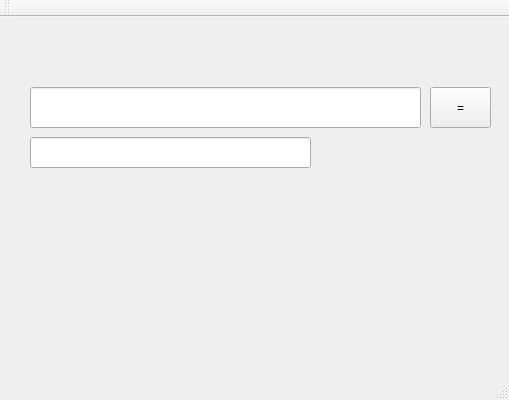
Qt form visualcalculator.ui (YuarenArt/VisualCalculator) before a commit.
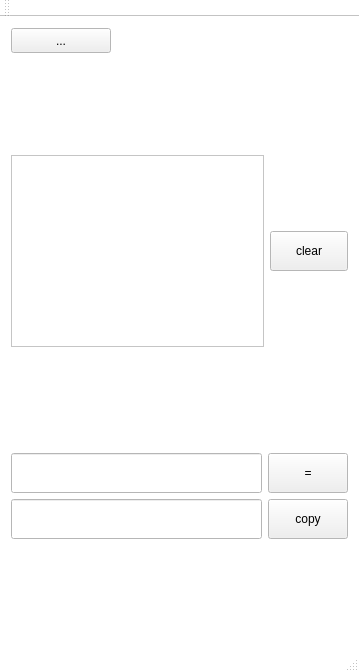
The same form after that commit.

Commit message:
Connected class with the user interface
This commit adds the integration between the Visualcalculator class and the user interface. The necessary connections have been established to link the functionality of the class with the corresponding elements in the interface.

The edit to the form file:
```diff
--- a/visualcalculator.ui
+++ b/visualcalculator.ui
@@ -6,10 +6,80 @@
    <rect>
     <x>0</x>
     <y>0</y>
-    <width>509</width>
-    <height>400</height>
+    <width>359</width>
+    <height>672</height>
    </rect>
   </property>
+  <property name="minimumSize">
+   <size>
+    <width>300</width>
+    <height>400</height>
+   </size>
+  </property>
+  <property name="palette">
+   <palette>
+    <active>
+     <colorrole role="WindowText">
+      <brush brushstyle="SolidPattern">
+       <color alpha="255">
+        <red>0</red>
+        <green>0</green>
+        <blue>0</blue>
+       </color>
+      </brush>
+     </colorrole>
+     <colorrole role="Window">
+      <brush brushstyle="SolidPattern">
+       <color alpha="255">
+        <red>255</red>
+        <green>255</green>
+        <blue>255</blue>
+       </color>
+      </brush>
+     </colorrole>
+    </active>
+    <inactive>
+     <colorrole role="WindowText">
+      <brush brushstyle="SolidPattern">
+       <color alpha="255">
+        <red>0</red>
+        <green>0</green>
+        <blue>0</blue>
+       </color>
+      </brush>
+     </colorrole>
+     <colorrole role="Window">
+      <brush brushstyle="SolidPattern">
+       <color alpha="255">
+        <red>255</red>
+        <green>255</green>
+        <blue>255</blue>
+       </color>
+      </brush>
+     </colorrole>
+    </inactive>
+    <disabled>
+     <colorrole role="Base">
+      <brush brushstyle="SolidPattern">
+       <color alpha="255">
+        <red>255</red>
+        <green>255</green>
+        <blue>255</blue>
+       </color>
+      </brush>
+     </colorrole>
+     <colorrole role="Window">
+      <brush brushstyle="SolidPattern">
+       <color alpha="255">
+        <red>255</red>
+        <green>255</green>
+        <blue>255</blue>
+       </color>
+      </brush>
+     </colorrole>
+    </disabled>
+   </palette>
+  </property>
   <property name="tabletTracking">
    <bool>false</bool>
   </property>
@@ -17,52 +87,154 @@
    <string>VisualCalculator</string>
   </property>
   <widget class="QWidget" name="centralWidget">
-   <widget class="QLineEdit" name="lineEdit">
-    <property name="geometry">
-     <rect>
-      <x>30</x>
-      <y>70</y>
-      <width>391</width>
-      <height>41</height>
-     </rect>
-    </property>
-   </widget>
-   <widget class="QPushButton" name="equal">
-    <property name="geometry">
-     <rect>
-      <x>430</x>
-      <y>70</y>
-      <width>61</width>
-      <height>41</height>
-     </rect>
-    </property>
-    <property name="text">
-     <string>=</string>
-    </property>
-   </widget>
-   <widget class="QLabel" name="textShow">
-    <property name="geometry">
-     <rect>
-      <x>30</x>
-      <y>30</y>
-      <width>391</width>
-      <height>31</height>
-     </rect>
-    </property>
-    <property name="text">
-     <string/>
-    </property>
-   </widget>
-   <widget class="QLineEdit" name="lineEdit_2">
-    <property name="geometry">
-     <rect>
-      <x>30</x>
-      <y>120</y>
-      <width>281</width>
-      <height>31</height>
-     </rect>
-    </property>
-   </widget>
+   <layout class="QHBoxLayout" name="horizontalLayout_6">
+    <item>
+     <layout class="QVBoxLayout" name="verticalLayout_4">
+      <item>
+       <layout class="QGridLayout" name="gridLayout_2"/>
+      </item>
+      <item>
+       <widget class="QToolButton" name="toolButton">
+        <property name="sizePolicy">
+         <sizepolicy hsizetype="Maximum" vsizetype="Fixed">
+          <horstretch>100</horstretch>
+          <verstretch>25</verstretch>
+         </sizepolicy>
+        </property>
+        <property name="minimumSize">
+         <size>
+          <width>100</width>
+          <height>25</height>
+         </size>
+        </property>
+        <property name="text">
+         <string>...</string>
+        </property>
+       </widget>
+      </item>
+      <item>
+       <spacer name="verticalSpacer_2">
+        <property name="orientation">
+         <enum>Qt::Vertical</enum>
+        </property>
+        <property name="sizeHint" stdset="0">
+         <size>
+          <width>20</width>
+          <height>50</height>
+         </size>
+        </property>
+       </spacer>
+      </item>
+      <item>
+       <layout class="QHBoxLayout" name="horizontalLayout_3">
+        <item>
+         <widget class="QTextEdit" name="textShow">
+          <property name="minimumSize">
+           <size>
+            <width>120</width>
+            <height>100</height>
+           </size>
+          </property>
+         </widget>
+        </item>
+        <item>
+         <widget class="QPushButton" name="pushButton">
+          <property name="minimumSize">
+           <size>
+            <width>60</width>
+            <height>40</height>
+           </size>
+          </property>
+          <property name="text">
+           <string>clear</string>
+          </property>
+         </widget>
+        </item>
+       </layout>
+      </item>
+      <item>
+       <spacer name="verticalSpacer">
+        <property name="orientation">
+         <enum>Qt::Vertical</enum>
+        </property>
+        <property name="sizeHint" stdset="0">
+         <size>
+          <width>20</width>
+          <height>100</height>
+         </size>
+        </property>
+       </spacer>
+      </item>
+      <item>
+       <layout class="QHBoxLayout" name="horizontalLayout_4">
+        <item>
+         <widget class="QLineEdit" name="lineEdit">
+          <property name="minimumSize">
+           <size>
+            <width>100</width>
+            <height>40</height>
+           </size>
+          </property>
+         </widget>
+        </item>
+        <item>
+         <widget class="QPushButton" name="equalBtn">
+          <property name="minimumSize">
+           <size>
+            <width>60</width>
+            <height>40</height>
+           </size>
+          </property>
+          <property name="text">
+           <string>=</string>
+          </property>
+         </widget>
+        </item>
+       </layout>
+      </item>
+      <item>
+       <layout class="QHBoxLayout" name="horizontalLayout_5">
+        <item>
+         <widget class="QLineEdit" name="showResult">
+          <property name="minimumSize">
+           <size>
+            <width>0</width>
+            <height>40</height>
+           </size>
+          </property>
+         </widget>
+        </item>
+        <item>
+         <widget class="QPushButton" name="copyBtn">
+          <property name="minimumSize">
+           <size>
+            <width>60</width>
+            <height>40</height>
+           </size>
+          </property>
+          <property name="text">
+           <string>copy</string>
+          </property>
+         </widget>
+        </item>
+       </layout>
+      </item>
+      <item>
+       <spacer name="verticalSpacer_3">
+        <property name="orientation">
+         <enum>Qt::Vertical</enum>
+        </property>
+        <property name="sizeHint" stdset="0">
+         <size>
+          <width>20</width>
+          <height>100</height>
+         </size>
+        </property>
+       </spacer>
+      </item>
+     </layout>
+    </item>
+   </layout>
   </widget>
   <widget class="QMenuBar" name="menuBar">
    <property name="geometry">
```
Left out of the diff: 6 changed lines with no effect on the pictures. The commit also changes 2 other files.
